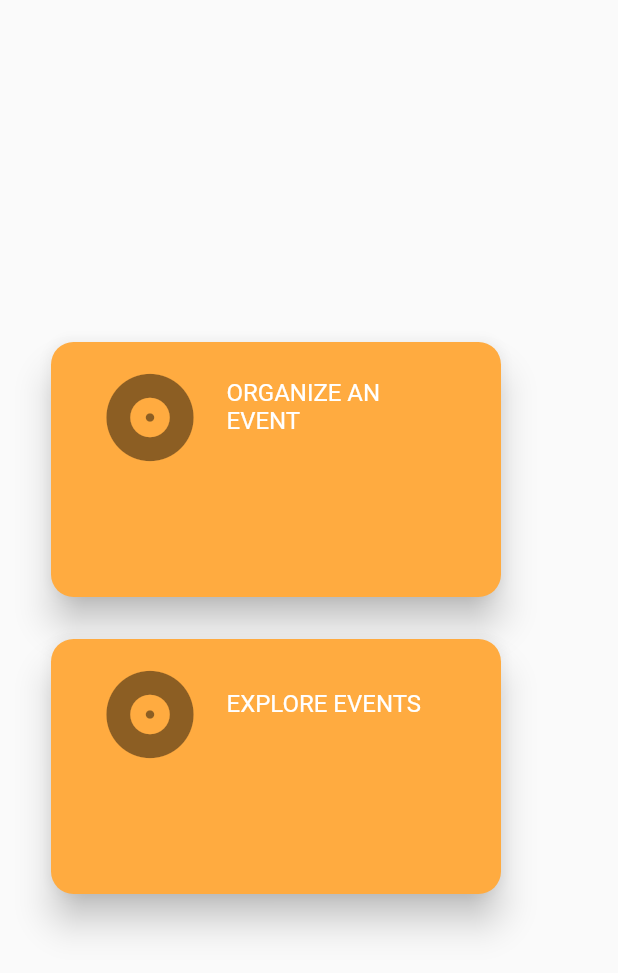
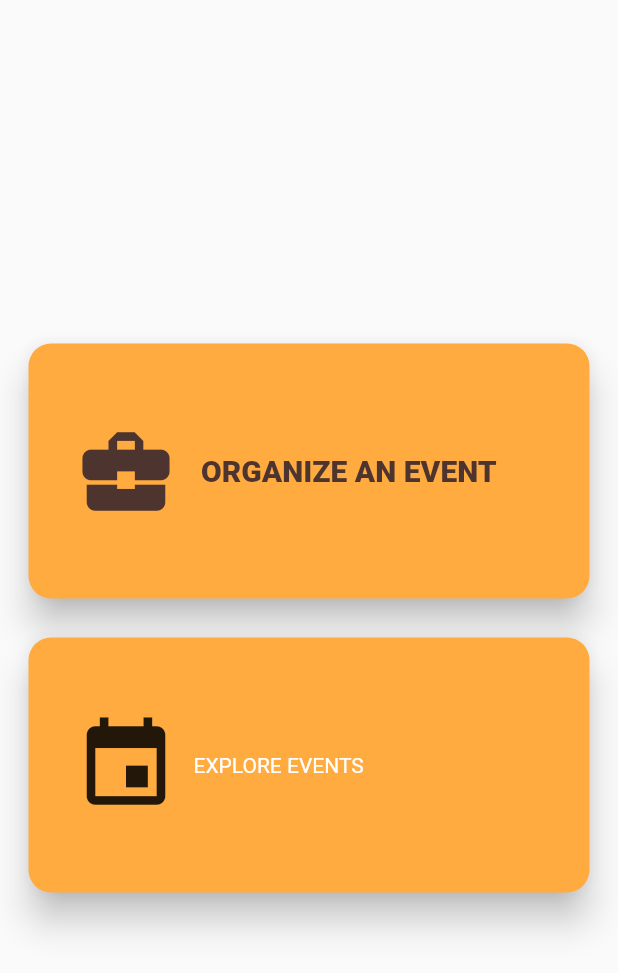
Before and after one commit to harshitk075/Digital_Event_Pass-Application, a Flutter app: the screen it shows after launch, on a phone screen of 412 x 824 dp. Shown: the top 973 px of the screen. Run offline on Flutter 3.47's test engine with Material 2 defaults, Android fonts, the phone set to English and light mode, and no system bars.

Commit message:
updated card design

```diff
--- /dev/null
+++ b/lib/constants.dart
@@ -0,0 +1 @@
+import 'package:flutter/material.dart';
--- a/lib/pages/home.dart
+++ b/lib/pages/home.dart
@@ -11,10 +11,10 @@ class _homeState extends State<home> {
   Widget build(BuildContext context) {
     return Scaffold(
       body: Container(
-          padding: EdgeInsets.fromLTRB(30.0, 0.0, 0.0, 0.0),
+          margin: EdgeInsets.all(15.0),
           child: Column(
             mainAxisAlignment: MainAxisAlignment.center,
-            crossAxisAlignment: CrossAxisAlignment.center,
+            crossAxisAlignment: CrossAxisAlignment.stretch,
             children: <Widget>[
               Card(
                shape: RoundedRectangleBorder(
@@ -28,17 +28,26 @@ class _homeState extends State<home> {
                     Navigator.pushNamed(context, "/organizerPage");
                   },
                   child: Container(
-                    padding: EdgeInsets.all(15.0),
-                    width: 300.0,
+                    padding: EdgeInsets.fromLTRB(30, 15, 15, 15),
                     height:170.0,
-                    child :const ListTile(
-                      leading: Icon(Icons.album, size: 70),
-                      title: Text('ORGANIZE AN EVENT', style: TextStyle(color: Colors.white)),
-                    ),
+                    child :Row(
+
+                       children: <Widget>[Icon(Icons.business_center, size: 70,
+                       color: Colors.brown[800],),
+                      SizedBox(
+                        width: 15.0,
+                      ),
+                      Text('ORGANIZE AN EVENT', style: TextStyle(
+                          color: Colors.brown[800],
+                      fontWeight: FontWeight.w800,
+                        fontSize: 20
+                      ),
+                      ),
+                    ]),
                   ),
                 ),
               ),
-              SizedBox(height: 20.0),
+              SizedBox(height: 18.0),
               Card(
                 shape: RoundedRectangleBorder(
                   borderRadius: BorderRadius.circular(15.0),
@@ -50,14 +59,18 @@ class _homeState extends State<home> {
                   onTap: () {
                     Navigator.pushNamed(context, "/userPage");
                   },
-                  child: Container(
-                    padding: EdgeInsets.all(15.0),
+                  child:Container(
+                    padding: EdgeInsets.fromLTRB(30, 15, 15, 15),
                     width: 300.0,
                     height:170.0,
-                    child :const ListTile(
-                      leading: Icon(Icons.album, size: 70),
-                      title: Text('EXPLORE EVENTS', style: TextStyle(color: Colors.white)),
-                    ),
+                    child :Row(
+
+                        children: <Widget>[Icon(Icons.event, size: 70),
+                          SizedBox(
+                            width: 10.0,
+                          ),
+                          Text('EXPLORE EVENTS', style: TextStyle(color: Colors.white)),
+                        ]),
                   ),
                 ),
               ),
```
Also changed, not shown: pubspec.lock.
